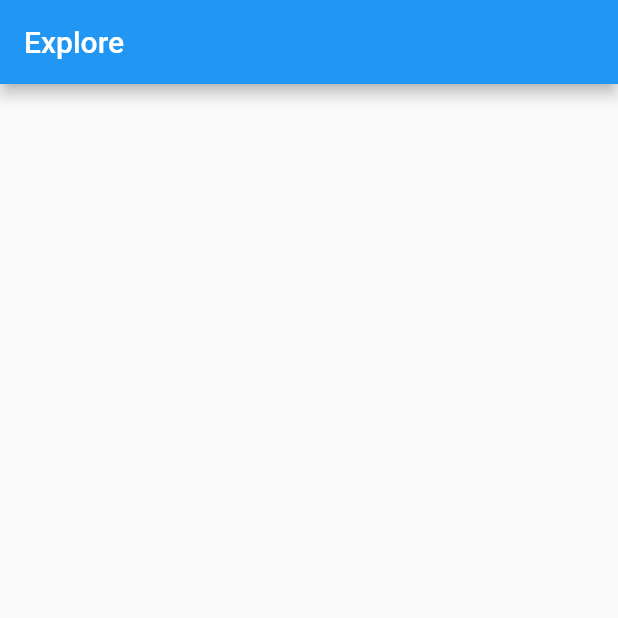
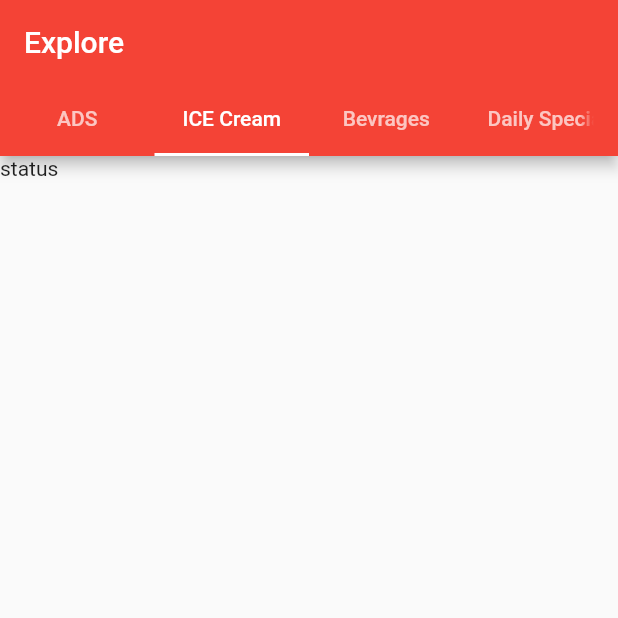
Before and after one commit to akshaygoutham/ecommers, a Flutter app: the screen it shows after launch, on a phone screen of 412 x 824 dp, the top half of it. Run offline on Flutter 3.47's test engine with Material 2 defaults, Android fonts, the phone set to English and light mode, and no system bars.

```diff
--- a/lib/HomePage.dart
+++ b/lib/HomePage.dart
@@ -5,14 +5,52 @@ class HomePage extends StatefulWidget {
   _HomePageState createState() => _HomePageState();
 }
 
-class _HomePageState extends State<HomePage> {
+class _HomePageState extends State<HomePage> with TickerProviderStateMixin {
+  TabController _controller;
+  @override
+  void initState() {
+    // TODO: implement initState
+    super.initState();
+
+    _controller = TabController(length: 4, vsync: this,initialIndex: 1);
+  }
   @override
   Widget build(BuildContext context) {
     return Scaffold(
-appBar: AppBar(
-  title: Text("Explore"
-  ),
-),
+      appBar: AppBar(
+        backgroundColor: Colors.red,
+      title: Text("Explore"
+   ),
+        bottom: TabBar(
+
+          indicatorColor: Colors.white,
+          controller: _controller,
+          tabs: [
+            Tab(
+              text:"ADS",
+            ),
+            Tab(
+              text:"ICE Cream",
+            ),
+            Tab(
+              text:"Bevrages",
+            ),
+            Tab(
+              text:"Daily Special",
+            ),
+          ],
+        ),
+     ),
+      body: TabBarView(
+           controller: _controller ,
+        children: [
+          Text("status"),
+          Text("status"),
+          Text("calls"),
+          Text("status"),
+
+        ],
+      ),
     );
   }
 }
--- a/lib/main.dart
+++ b/lib/main.dart
@@ -10,9 +10,7 @@ class MyApp extends StatelessWidget {
   Widget build(BuildContext context) {
     return MaterialApp(
       debugShowCheckedModeBanner: false,
-      theme: ThemeData(
-        primaryColor: Colors.red
-      ),
+
       home: HomePage(),
     );
   }
```
